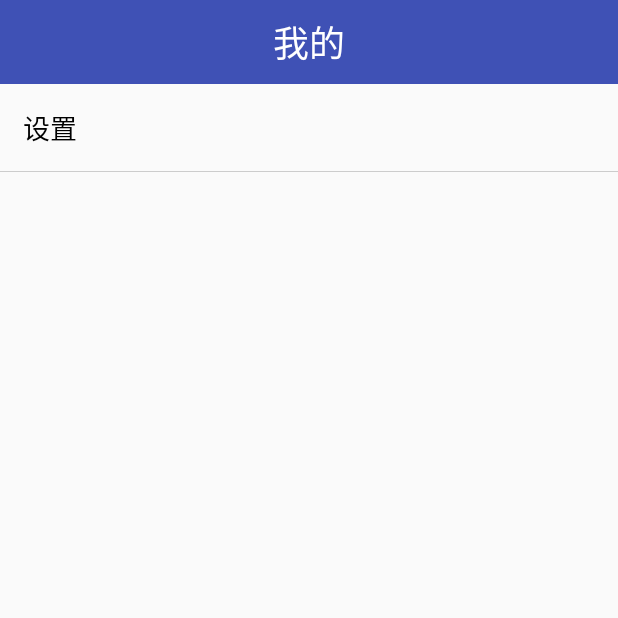
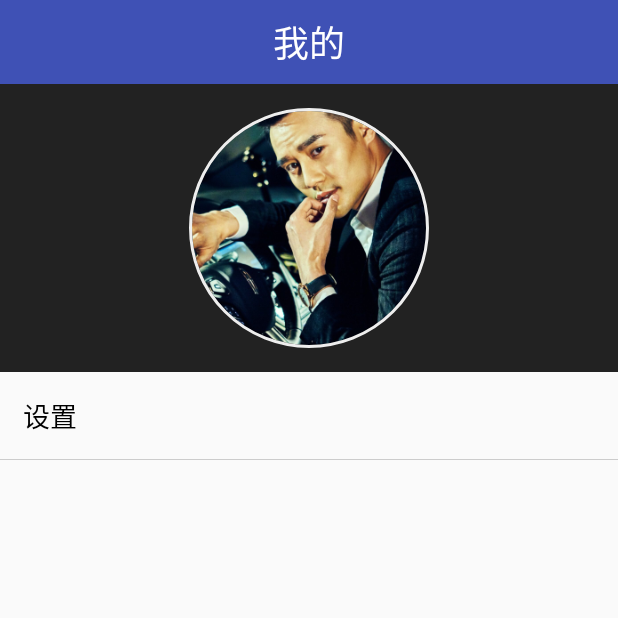
Before and after one commit to lishide/BaseAndroidDev, an Android app: the fragment MeFragment shown on its own in the app's theme, on a phone screen of 412 x 824 dp, the top half of it. Run offline under Robolectric (Android 15) with nearby library versions, the phone set to English and light mode, and no system bars; our stand-ins replace CircleImageView; pictures from the network do not load.

Commit message:
1、CircleImageView 控件，实现圆头像；2、Glide 图片缓存 Module 设置

```diff
--- a/app/src/main/AndroidManifest.xml
+++ b/app/src/main/AndroidManifest.xml
@@ -25,7 +25,9 @@
         android:largeHeap="true"
         android:supportsRtl="true"
         android:theme="@style/AppTheme">
-
+        <meta-data
+            android:name="com.example.dev.utils.MyGlideModule"
+            android:value="GlideModule"/>
         <!--以下两个activity的声明用来打开图片选择器界面-->
         <activity
             android:name="cn.finalteam.rxgalleryfinal.ui.activity.MediaActivity"
--- a/app/src/main/java/com/example/dev/fragment/MeFragment.java
+++ b/app/src/main/java/com/example/dev/fragment/MeFragment.java
@@ -5,16 +5,21 @@ import android.support.annotation.Nullable;
 import android.view.LayoutInflater;
 import android.view.View;
 import android.view.ViewGroup;
+import android.widget.RelativeLayout;
 import android.widget.TextView;
 
 import com.base.adev.fragment.BaseFragment;
 import com.example.dev.R;
 import com.example.dev.activity.SettingActivity;
+import com.example.dev.utils.MyGlideLoadUtil;
+
+import de.hdodenhof.circleimageview.CircleImageView;
 
 public class MeFragment extends BaseFragment implements View.OnClickListener {
     private static final String TAG = "MeFragment";
     private TextView tvMeSetting;
-
+    private RelativeLayout rlHeadBg;
+    private CircleImageView civUserHead;
 
     @Override
     protected View initContentView(LayoutInflater inflater, @Nullable ViewGroup container,
@@ -25,6 +30,8 @@ public class MeFragment extends BaseFragment implements View.OnClickListener {
 
     @Override
     protected void initView(View view) {
+        rlHeadBg = (RelativeLayout) view.findViewById(R.id.rl_head_bg);
+        civUserHead = (CircleImageView) view.findViewById(R.id.civ_user_head);
         tvMeSetting = (TextView) view.findViewById(R.id.tv_me_setting);
 
     }
@@ -33,6 +40,7 @@ public class MeFragment extends BaseFragment implements View.OnClickListener {
     protected void initLogic(View view) {
         setCenterTitle(R.string.tab_me);
         tvMeSetting.setOnClickListener(this);
+        MyGlideLoadUtil.loadCache(context, R.drawable.img_wk, civUserHead);
 
     }
 
--- a/app/src/main/java/com/example/dev/utils/ConstUtil.java
+++ b/app/src/main/java/com/example/dev/utils/ConstUtil.java
@@ -6,5 +6,6 @@ public class ConstUtil {
 
     public static String SD_PATH = Environment.getExternalStorageDirectory().getPath();
     public static String APP_FILE_PATH = SD_PATH + "/BaseDevEg/";
+    public static String APP_CACHE_PATH = APP_FILE_PATH + "/cache/";
 
 }
--- /dev/null
+++ b/app/src/main/java/com/example/dev/utils/MyGlideLoadUtil.java
@@ -0,0 +1,98 @@
+package com.example.dev.utils;
+
+import android.content.Context;
+import android.widget.ImageView;
+
+import com.base.adev.utils.MyBitmapImageViewTarget;
+import com.bumptech.glide.Glide;
+import com.bumptech.glide.load.engine.DiskCacheStrategy;
+
+/**
+ * Glide 加载图片
+ */
+public class MyGlideLoadUtil {
+
+    /**
+     * 简单加载图片(1)
+     *
+     * @param context
+     * @param picPath
+     * @param imageView
+     */
+    public static void load(Context context, String picPath, ImageView imageView) {
+        Glide.with(context)
+                .load(picPath)
+                .into(imageView);
+    }
+
+    /**
+     * 简单加载图片(2)
+     *
+     * @param context
+     * @param picPath
+     * @param imageView
+     */
+    public static void load(Context context, int picPath, ImageView imageView) {
+        Glide.with(context)
+                .load(picPath)
+                .into(imageView);
+    }
+
+    /**
+     * 加载图片并设置缓存(1)
+     *
+     * @param context
+     * @param picPath
+     * @param imageView
+     */
+    public static void loadCache(Context context, String picPath, ImageView imageView) {
+        Glide.with(context)
+                .load(picPath)
+                .diskCacheStrategy(DiskCacheStrategy.ALL)
+                .into(imageView);
+    }
+
+    /**
+     * 加载图片并设置缓存(2)
+     *
+     * @param context
+     * @param picPath
+     * @param imageView
+     */
+    public static void loadCache(Context context, int picPath, ImageView imageView) {
+        Glide.with(context)
+                .load(picPath)
+                .diskCacheStrategy(DiskCacheStrategy.ALL)
+                .into(imageView);
+    }
+
+    /**
+     * 加载图片并设置合适大小(1)
+     *
+     * @param context
+     * @param picPath
+     * @param imageView
+     */
+    public static void loadWithCrop(Context context, String picPath, ImageView imageView) {
+        Glide.with(context)
+                .load(picPath)
+                .asBitmap()
+                .centerCrop()
+                .into(new MyBitmapImageViewTarget(imageView));
+    }
+
+    /**
+     * 加载图片并设置合适大小(2)
+     *
+     * @param context
+     * @param picPath
+     * @param imageView
+     */
+    public static void loadWithCrop(Context context, int picPath, ImageView imageView) {
+        Glide.with(context)
+                .load(picPath)
+                .asBitmap()
+                .centerCrop()
+                .into(new MyBitmapImageViewTarget(imageView));
+    }
+}
--- a/app/src/main/res/layout/fragment_me.xml
+++ b/app/src/main/res/layout/fragment_me.xml
@@ -18,6 +18,24 @@
             android:layout_height="wrap_content"
             android:orientation="vertical">
 
+            <RelativeLayout
+                android:id="@+id/rl_head_bg"
+                android:layout_width="match_parent"
+                android:layout_height="0dp"
+                android:layout_weight="1"
+                android:background="@color/dark"
+                android:padding="@dimen/activity_horizontal_margin">
+
+                <de.hdodenhof.circleimageview.CircleImageView
+                    android:id="@+id/civ_user_head"
+                    android:layout_width="160dp"
+                    android:layout_height="160dp"
+                    android:layout_centerInParent="true"
+                    app:civ_border_color="@color/light"
+                    app:civ_border_width="2dp"/>
+
+            </RelativeLayout>
+
             <TextView
                 android:id="@+id/tv_me_setting"
                 android:layout_width="match_parent"
--- a/base-android-dev/build.gradle
+++ b/base-android-dev/build.gradle
@@ -42,4 +42,6 @@ dependencies {
     compile 'cn.finalteam.rxgalleryfinal:library:0.0.3'
     //Material Design 风格的自定义Dialog
     compile 'me.drakeet.materialdialog:library:1.3.1'
+    //A circular ImageView for Android
+    compile 'de.hdodenhof:circleimageview:2.0.0'
 }
--- a/base-android-dev/src/main/res/values/colors.xml
+++ b/base-android-dev/src/main/res/values/colors.xml
@@ -10,4 +10,7 @@
     <color name="actionsheet_blue">#037BFF</color>
     <color name="actionsheet_red">#FD4A2E</color>
     <color name="actionsheet_gray">#8F8F8F</color>
+
+    <color name="dark">#FF222222</color>
+    <color name="light">#FFEEEEEE</color>
 </resources>
```
Also changed, not shown: app/src/main/java/com/example/dev/utils/MyGlideModule.java (added, +25 -0 lines), base-android-dev/src/main/java/com/base/adev/utils/MyGlideLoadUtil.java (deleted, +0 -40 lines), app/src/main/res/drawable-hdpi/img_wk.jpg (added).
